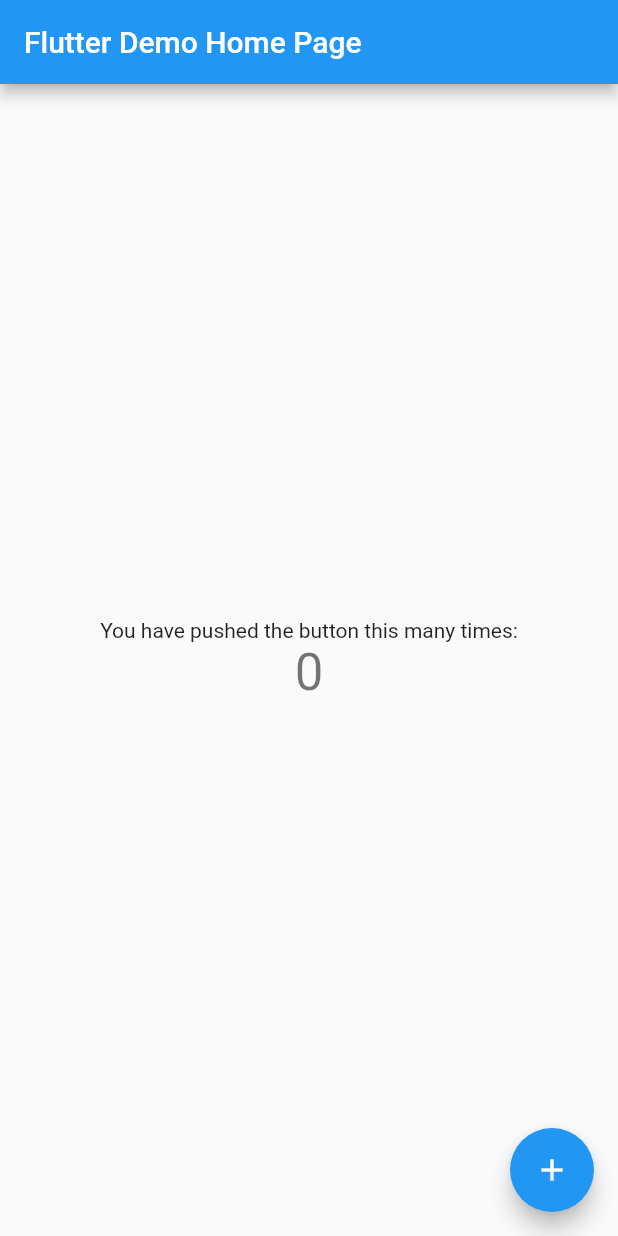
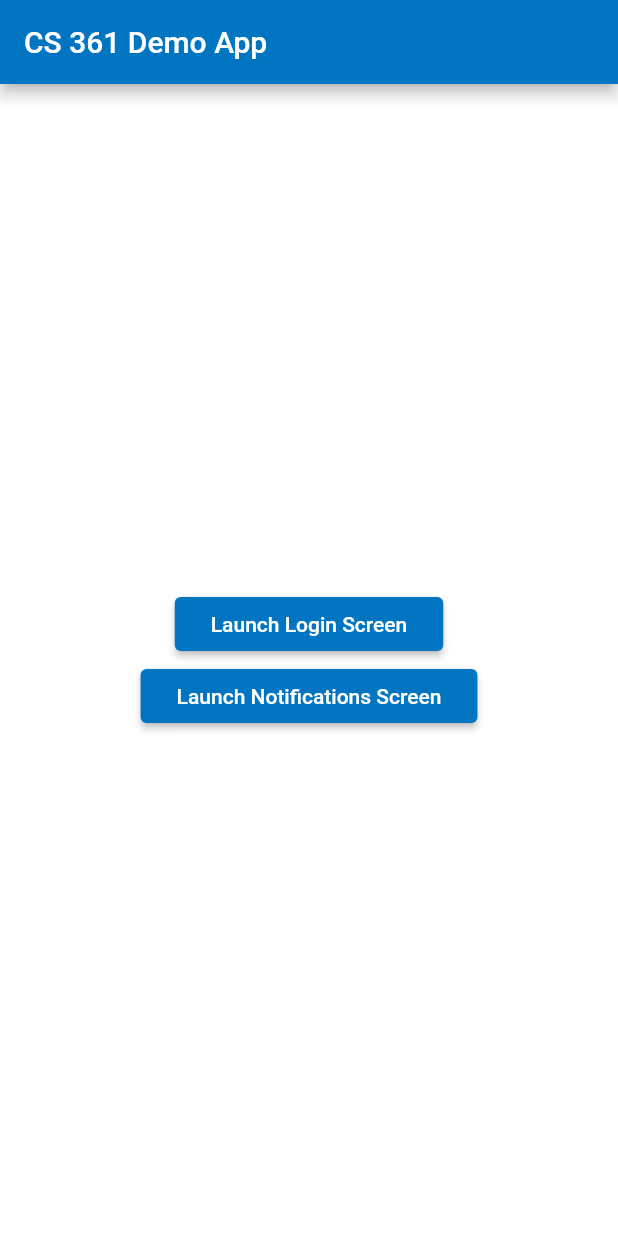
Before and after one commit to christophereluc/cs361, a Flutter app: the screen it shows after launch, on a phone screen of 412 x 824 dp. Run offline on Flutter 3.47's test engine with Material 2 defaults, Android fonts, the phone set to English and light mode, and no system bars.

Commit message:
Imported sample theme from codelabs.  Created launching screen for demoing notifications and logging in.  Created skeleton login / notifications screen.

```diff
--- a/lib/main.dart
+++ b/lib/main.dart
@@ -1,4 +1,7 @@
 import 'package:flutter/material.dart';
+import 'package:cs361/themes.dart';
+import 'package:cs361/login/login.dart';
+import 'package:cs361/notifications/notifications.dart';
 
 void main() => runApp(MyApp());
 
@@ -7,105 +10,49 @@ class MyApp extends StatelessWidget {
   @override
   Widget build(BuildContext context) {
     return MaterialApp(
-      title: 'Flutter Demo',
-      theme: ThemeData(
-        // This is the theme of your application.
-        //
-        // Try running your application with "flutter run". You'll see the
-        // application has a blue toolbar. Then, without quitting the app, try
-        // changing the primarySwatch below to Colors.green and then invoke
-        // "hot reload" (press "r" in the console where you ran "flutter run",
-        // or simply save your changes to "hot reload" in a Flutter IDE).
-        // Notice that the counter didn't reset back to zero; the application
-        // is not restarted.
-        primarySwatch: Colors.blue,
-      ),
-      home: MyHomePage(title: 'Flutter Demo Home Page'),
+      title: 'CS 361 Demo App',
+      //Set material light theme for whole app -- no need to customize each individual widget/screen
+      theme: kLightGalleryTheme,
+      home: MyHomePage(title: "CS 361 Demo App"),
     );
   }
 }
 
-class MyHomePage extends StatefulWidget {
+class MyHomePage extends StatelessWidget {
   MyHomePage({Key key, this.title}) : super(key: key);
-
-  // This widget is the home page of your application. It is stateful, meaning
-  // that it has a State object (defined below) that contains fields that affect
-  // how it looks.
-
-  // This class is the configuration for the state. It holds the values (in this
-  // case the title) provided by the parent (in this case the App widget) and
-  // used by the build method of the State. Fields in a Widget subclass are
-  // always marked "final".
 
   final String title;
 
   @override
-  _MyHomePageState createState() => _MyHomePageState();
-}
-
-class _MyHomePageState extends State<MyHomePage> {
-  int _counter = 0;
-
-  void _incrementCounter() {
-    setState(() {
-      // This call to setState tells the Flutter framework that something has
-      // changed in this State, which causes it to rerun the build method below
-      // so that the display can reflect the updated values. If we changed
-      // _counter without calling setState(), then the build method would not be
-      // called again, and so nothing would appear to happen.
-      _counter++;
-    });
-  }
-
-  @override
   Widget build(BuildContext context) {
-    // This method is rerun every time setState is called, for instance as done
-    // by the _incrementCounter method above.
-    //
-    // The Flutter framework has been optimized to make rerunning build methods
-    // fast, so that you can just rebuild anything that needs updating rather
-    // than having to individually change instances of widgets.
     return Scaffold(
       appBar: AppBar(
-        // Here we take the value from the MyHomePage object that was created by
-        // the App.build method, and use it to set our appbar title.
-        title: Text(widget.title),
+        //Screen title
+        title: Text(title),
       ),
       body: Center(
-        // Center is a layout widget. It takes a single child and positions it
-        // in the middle of the parent.
         child: Column(
-          // Column is also layout widget. It takes a list of children and
-          // arranges them vertically. By default, it sizes itself to fit its
-          // children horizontally, and tries to be as tall as its parent.
-          //
-          // Invoke "debug painting" (press "p" in the console, choose the
-          // "Toggle Debug Paint" action from the Flutter Inspector in Android
-          // Studio, or the "Toggle Debug Paint" command in Visual Studio Code)
-          // to see the wireframe for each widget.
-          //
-          // Column has various properties to control how it sizes itself and
-          // how it positions its children. Here we use mainAxisAlignment to
-          // center the children vertically; the main axis here is the vertical
-          // axis because Columns are vertical (the cross axis would be
-          // horizontal).
           mainAxisAlignment: MainAxisAlignment.center,
           children: <Widget>[
-            Text(
-              'You have pushed the button this many times:',
+            RaisedButton(
+                onPressed: () {
+                  //Used for pushing new screens onto the activity stack
+                  Navigator.push(context,
+                      MaterialPageRoute(builder: (context) => LoginRoute()));
+                },
+                child: Text('Launch Login Screen')
             ),
-            Text(
-              '$_counter',
-              style: Theme.of(context).textTheme.display1,
+            RaisedButton(
+                onPressed: () {
+                  //Used for pushing new screens onto the activity stack
+                  Navigator.push(context, MaterialPageRoute(
+                      builder: (context) => NotificationsRoute()));
+                },
+                child: Text('Launch Notifications Screen')
             ),
           ],
         ),
       ),
-      floatingActionButton: FloatingActionButton(
-        onPressed: _incrementCounter,
-        tooltip: 'Increment',
-        child: Icon(Icons.add),
-      ), // This trailing comma makes auto-formatting nicer for build methods.
     );
   }
 }
```
Also changed, not shown: lib/login/login.dart (added, +24 -0 lines), lib/notifications/notifications.dart (added, +20 -0 lines), lib/themes.dart (added, +83 -0 lines).
